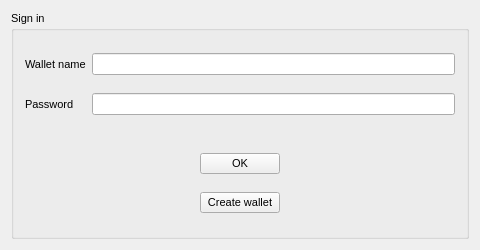
Qt form offline_wallet/forms/mainwindow.ui (bmstu-iu8-2018-project/wallet) before a commit.
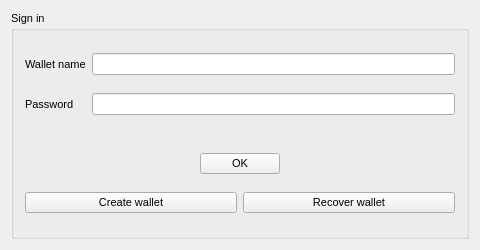
The same form after that commit.

```diff
--- a/offline_wallet/forms/mainwindow.ui
+++ b/offline_wallet/forms/mainwindow.ui
@@ -99,12 +99,23 @@
          </property>
         </widget>
        </item>
-       <item alignment="Qt::AlignHCenter">
+       <item>
+        <layout class="QHBoxLayout" name="horizontalLayout_3">
+         <item>
         <widget class="QPushButton" name="go_to_create_wallet">
          <property name="text">
           <string>Create wallet</string>
          </property>
         </widget>
+         </item>
+         <item>
+          <widget class="QPushButton" name="recover">
+           <property name="text">
+            <string>Recover wallet</string>
+           </property>
+          </widget>
+         </item>
+        </layout>
        </item>
       </layout>
      </widget>
```
Lines whose indentation alone changed are shown as unchanged.
